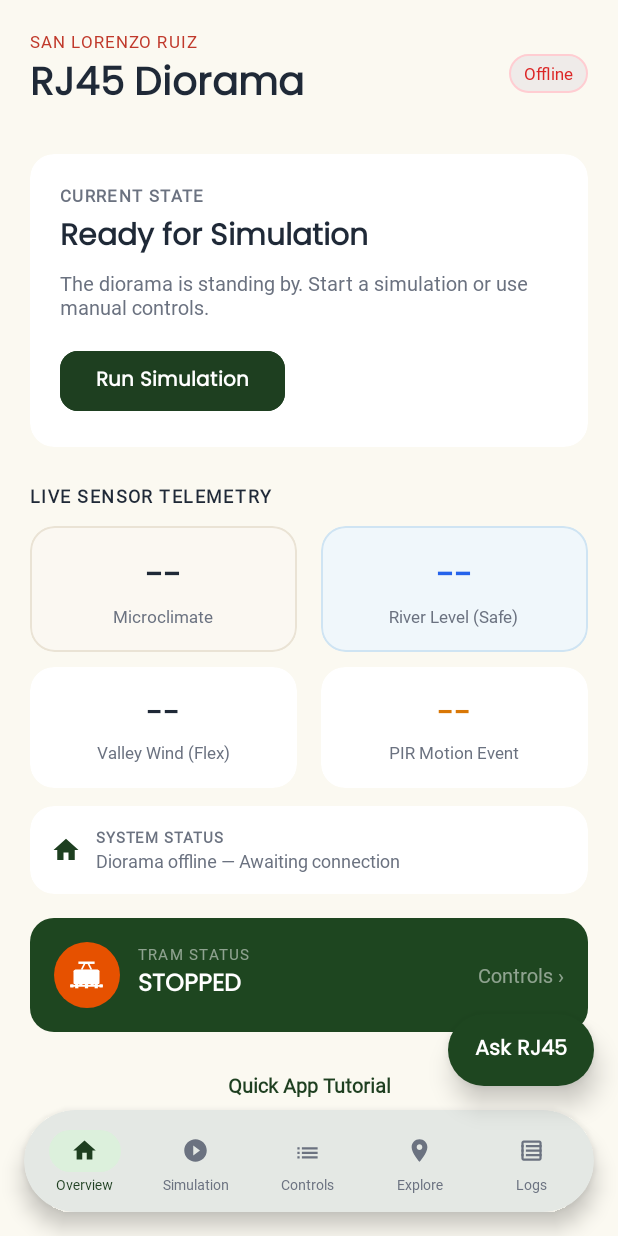
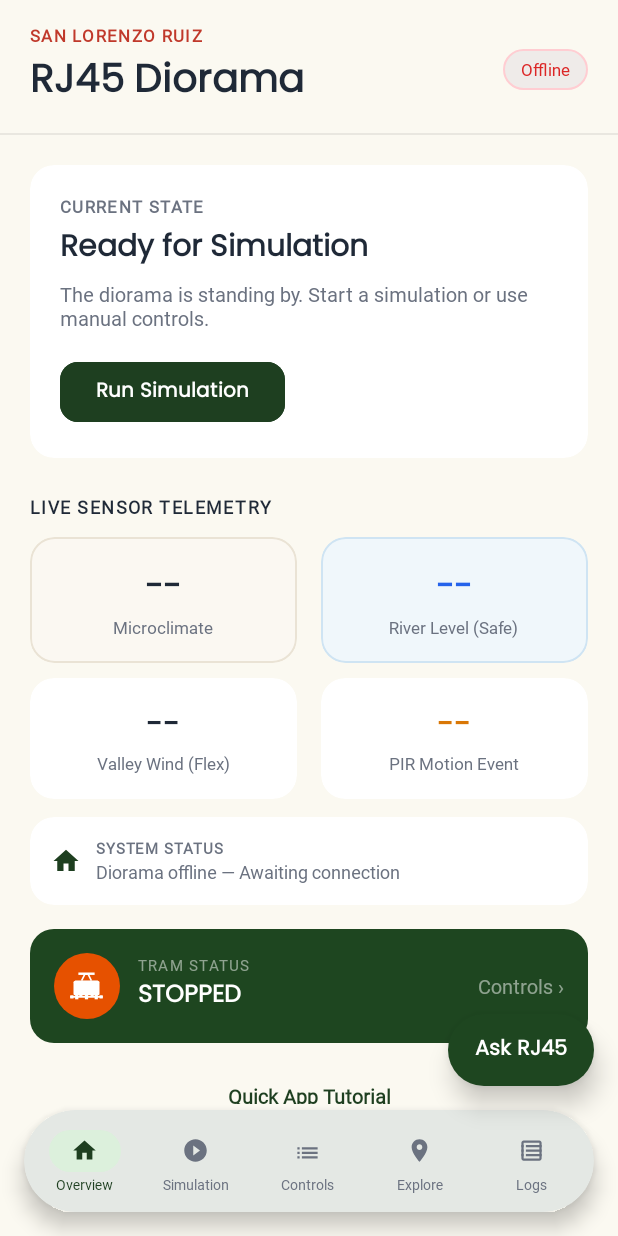
Before and after one commit to gyrucheia/RJ45_DIORAMA, an Android app: the screen it shows after launch once a user with an empty profile is signed in (MainActivity), on a phone screen of 412 x 824 dp. Run offline under Robolectric (Android 15) with nearby library versions, the phone set to English and light mode, and no system bars; our stand-ins replace Firebase (no records; nobody signed in at launch, a user with empty details on screens opened directly).

Commit message:
feat(ui): pin top app bar with hairline divider across all fragments

```diff
--- a/app/src/main/res/layout/fragment_dashboard.xml
+++ b/app/src/main/res/layout/fragment_dashboard.xml
@@ -1,31 +1,24 @@
 <?xml version="1.0" encoding="utf-8"?>
-<FrameLayout
+<LinearLayout
     xmlns:android="http://schemas.android.com/apk/res/android"
     xmlns:app="http://schemas.android.com/apk/res-auto"
     android:layout_width="match_parent"
     android:layout_height="match_parent"
+    android:orientation="vertical"
     android:background="@color/card_bg">
 
-<ScrollView
-    android:layout_width="match_parent"
-    android:layout_height="match_parent"
-    android:fillViewport="true">
-
+    <!-- ===== PINNED TOP APP BAR ===== -->
     <LinearLayout
-        android:layout_width="match_parent"
-        android:layout_height="wrap_content"
-        android:orientation="vertical"
-        android:paddingTop="20dp"
-        android:paddingBottom="32dp">
-
-        <!-- ===== HEADER ===== -->
-        <LinearLayout
+        android:id="@+id/layout_dashboard_pinned_header"
         android:layout_width="match_parent"
         android:layout_height="wrap_content"
         android:orientation="horizontal"
         android:gravity="center_vertical"
         android:paddingStart="@dimen/screen_horizontal_margin"
-            android:paddingEnd="@dimen/screen_horizontal_margin">
+        android:paddingEnd="@dimen/screen_horizontal_margin"
+        android:paddingTop="16dp"
+        android:paddingBottom="12dp"
+        android:background="@color/card_bg">
 
         <LinearLayout
             android:layout_width="0dp"
@@ -39,14 +32,16 @@
                 android:text="SAN LORENZO RUIZ"
                 android:textColor="#C0392B"
                 android:textSize="11sp"
-                    android:letterSpacing="0.06"
+                android:letterSpacing="0.08"
                 android:fontFamily="@font/inter_regular"
+                android:textStyle="bold"
                 android:textAllCaps="true" />
 
             <TextView
                 android:id="@+id/tv_dashboard_header"
                 android:layout_width="wrap_content"
                 android:layout_height="wrap_content"
+                android:layout_marginTop="2dp"
                 android:text="RJ45 Diorama"
                 android:textColor="@color/text_dark"
                 android:textSize="@dimen/title_text_size"
@@ -59,15 +54,39 @@
             android:layout_width="wrap_content"
             android:layout_height="wrap_content"
             android:background="@drawable/bg_status_chip_coral"
-                android:paddingStart="10dp"
-                android:paddingEnd="10dp"
-                android:paddingTop="5dp"
-                android:paddingBottom="5dp"
+            android:paddingStart="12dp"
+            android:paddingEnd="12dp"
+            android:paddingTop="6dp"
+            android:paddingBottom="6dp"
             android:text="Offline"
             android:textColor="@color/alert_red"
             android:textSize="11sp"
-                android:fontFamily="@font/inter_regular" />
+            android:fontFamily="@font/inter_regular"
+            android:clickable="true"
+            android:focusable="true" />
     </LinearLayout>
+
+    <!-- Hairline Divider -->
+    <View
+        android:layout_width="match_parent"
+        android:layout_height="1dp"
+        android:background="#12000000" />
+
+    <!-- ===== SCROLLABLE CONTENT BODY ===== -->
+    <ScrollView
+        android:layout_width="match_parent"
+        android:layout_height="0dp"
+        android:layout_weight="1"
+        android:fillViewport="true"
+        android:clipToPadding="false"
+        android:scrollbars="none">
+
+        <LinearLayout
+            android:layout_width="match_parent"
+            android:layout_height="wrap_content"
+            android:orientation="vertical"
+            android:paddingTop="16dp"
+            android:paddingBottom="32dp">
 
             <!-- ===== ACTIVE SIMULATION STATUS ===== -->
             <androidx.cardview.widget.CardView
@@ -76,7 +95,7 @@
                 android:layout_height="wrap_content"
                 android:layout_marginStart="@dimen/screen_horizontal_margin"
                 android:layout_marginEnd="@dimen/screen_horizontal_margin"
-            android:layout_marginTop="24dp"
+                android:layout_marginTop="4dp"
                 app:cardCornerRadius="@dimen/card_corner_radius"
                 app:cardElevation="0dp"
                 app:cardBackgroundColor="@color/card_white"
@@ -464,4 +483,4 @@
 
     </LinearLayout>
 </ScrollView>
-</FrameLayout>
+</LinearLayout>
```
Also changed, not shown: app/src/main/res/layout/fragment_controls.xml (+43 -19 lines), app/src/main/res/layout/fragment_explore.xml (+36 -18 lines), app/src/main/res/layout/fragment_gemini.xml (+17 -3 lines), app/src/main/res/layout/fragment_logs.xml (+31 -10 lines), app/src/main/res/layout/fragment_rgb_light.xml (+43 -20 lines), app/src/main/res/layout/fragment_simulation.xml (+43 -19 lines). Lines whose indentation alone changed are shown as unchanged.
